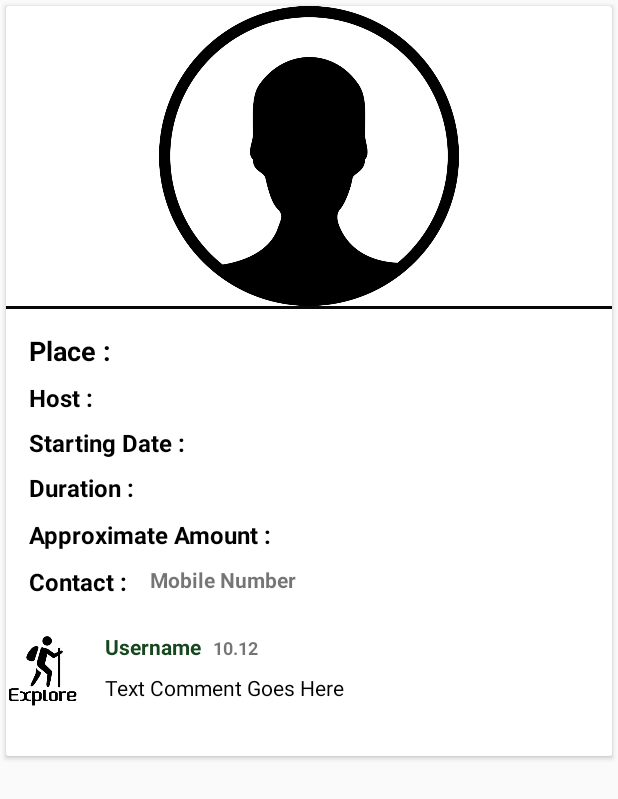
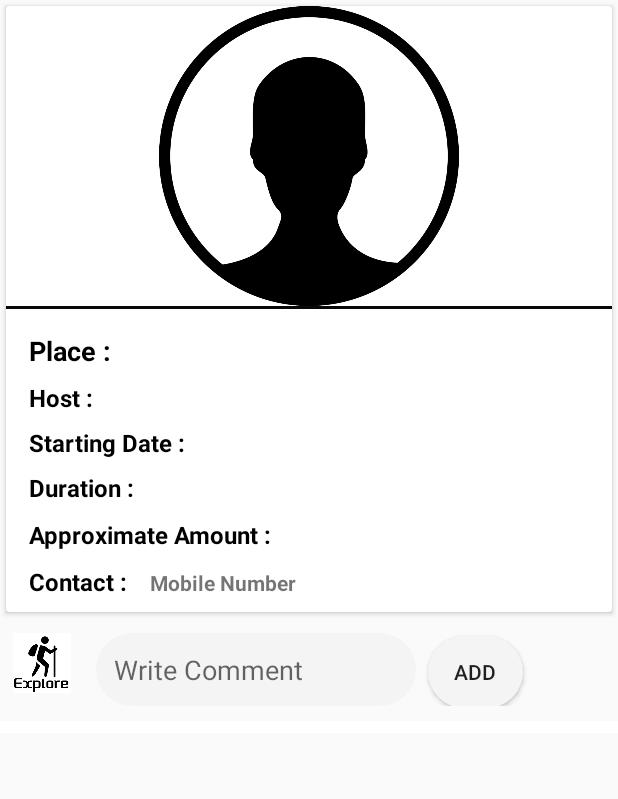
Before and after one commit to mehedihasanriyad-045/Explore, an Android app: the layout activity_event_details.xml on its own in the app's theme, with its tools: preview values and no code run, on a phone screen of 412 x 824 dp. Shown: the top 799 px of the screen. Run offline under Robolectric (Android 15) with nearby library versions, the phone set to English and light mode, and no system bars.

Commit message:
Comment in event is added

```diff
--- a/app/src/main/java/com/example/myapplication/AddPost.java
+++ b/app/src/main/java/com/example/myapplication/AddPost.java
@@ -356,10 +356,12 @@ public class AddPost extends AppCompatActivity implements View.OnClickListener {
                         Uri downloduri = uriTask.getResult();
                         firebaseUser = FirebaseAuth.getInstance().getCurrentUser();
                         String name = firebaseUser.getDisplayName();
+                        String email = firebaseUser.getEmail();
+                        String id = mDatabase.push().getKey();
                         EventImage eventImage = new EventImage(downloduri.toString(), amount, duration, addtourplaces, adate, FirebaseAuth.getInstance().getCurrentUser().getUid(), java.text.DateFormat.getDateTimeInstance().format(Calendar.getInstance().getTime()), name,
-                          "01745015414"
+                          email,id
                         );
-                        String id = mDatabase.push().getKey();
+
                         mDatabase.child(id).setValue(eventImage);
                     }
                 })
--- a/app/src/main/java/com/example/myapplication/EventImage.java
+++ b/app/src/main/java/com/example/myapplication/EventImage.java
@@ -7,7 +7,7 @@ public class EventImage {
     String imageName, imageurl, amount,duration,place,date, owner, postTime, key,name,desc;
 
 
-    public EventImage(String imageName, String amount, String duration, String place, String date, String owner, String postTime,String name,String desc) {
+    public EventImage(String imageName, String amount, String duration, String place, String date, String owner, String postTime,String name,String desc,String key) {
         this.imageName = imageName;
         this.amount = amount;
         this.duration = duration;
@@ -17,6 +17,7 @@ public class EventImage {
         this.postTime = postTime;
         this.name = name;
         this.desc = desc;
+        this.key = key;
     }
 
     public String getImageurl() {
@@ -38,11 +39,10 @@ public class EventImage {
     public EventImage() {
     }
 
-    @Exclude
     public String getKey() {
         return key;
     }
-    @Exclude
+
     public void setKey(String key) {
         this.key = key;
     }
--- a/app/src/main/res/layout/activity_event_details.xml
+++ b/app/src/main/res/layout/activity_event_details.xml
@@ -7,20 +7,16 @@
     android:fillViewport="false">
 
     <RelativeLayout
-        xmlns:android="http://schemas.android.com/apk/res/android"
+        android:layout_width="match_parent"
+        android:layout_height="wrap_content">
 
-        android:layout_width="match_parent"
-        android:layout_height="match_parent"
-        >
         <LinearLayout android:layout_width="match_parent"
             android:layout_height="wrap_content"
-            android:orientation="vertical"
-            xmlns:android="http://schemas.android.com/apk/res/android">
+            android:orientation="vertical">
 
             <androidx.cardview.widget.CardView
-                xmlns:android="http://schemas.android.com/apk/res/android"
                 android:layout_width="match_parent"
-                android:layout_height="500dp"
+                android:layout_height="wrap_content"
                 xmlns:card_view="http://schemas.android.com/tools"
                 android:layout_margin="4dp"
                 android:id="@+id/cardView"
@@ -33,7 +29,7 @@
 
                 <LinearLayout
                     android:layout_width="match_parent"
-                    android:layout_height="match_parent"
+                    android:layout_height="wrap_content"
                     android:orientation="vertical"
                     android:clickable="true">
 
@@ -180,32 +176,6 @@
                     </LinearLayout>
 
 
-                    <LinearLayout
-                        android:id="@+id/expand"
-                        android:layout_width="match_parent"
-                        android:layout_height="wrap_content"
-                        android:weightSum="5"
-                        android:visibility="gone">
-                        <EditText
-                            android:id="@+id/detFldComment"
-                            android:layout_weight="1"
-                            android:layout_width="match_parent"
-                            android:layout_height="wrap_content"
-                            android:hint="Post a comment"
-                            android:textSize="18sp"
-                            android:layout_margin="10sp"/>
-                        <Button
-                            android:id="@+id/detPostComment"
-                            android:layout_width="match_parent"
-                            android:layout_height="35sp"
-                            android:layout_gravity="center"
-                            android:text="Post"
-                            android:background="@color/colorPrimary"
-                            android:textColor="#3E3D3D"
-                            android:gravity="center"
-                            android:layout_weight="4"/>
-
-                    </LinearLayout>
 
                     <LinearLayout
                         android:layout_width="match_parent"
@@ -221,7 +191,7 @@
 
                             <TextView
                                 android:layout_width="wrap_content"
-                                android:layout_height="match_parent"
+                                android:layout_height="wrap_content"
                                 android:paddingLeft="15sp"
                                 android:paddingRight="15sp"
                                 android:paddingBottom="9sp"
@@ -233,85 +203,73 @@
                             <TextView
                                 android:id="@+id/detContactNum"
                                 android:layout_width="match_parent"
-                                android:layout_height="match_parent"
+                                android:layout_height="wrap_content"
                                 android:layout_weight="1"
                                 android:text="Mobile Number"
                                 android:textStyle="bold" />
                         </LinearLayout>
                     </LinearLayout>
 
+                </LinearLayout>
 
-                    <LinearLayout
-                        android:orientation="horizontal"
-                        android:layout_width="match_parent"
-                        android:layout_height="match_parent"
-                        android:background="#ffffff"
-                        android:paddingTop="1dp">
-
-                        <ImageView
-                            android:layout_width="50dp"
-                            android:layout_height="50dp"
-                            android:layout_marginTop="12dp"
-                            android:src="@drawable/icon"
-                            android:id="@+id/comment_image"/>
+            </androidx.cardview.widget.CardView>
 
             <LinearLayout
                 android:layout_width="match_parent"
                 android:layout_height="match_parent"
-                            android:orientation="vertical">
+                android:layout_marginBottom="10dp"
+                android:layout_marginTop="10dp">
 
-                            <LinearLayout
-                                android:layout_width="match_parent"
-                                android:layout_height="wrap_content"
-                                android:orientation="horizontal">
+                <ImageView
+                    android:id="@+id/event_detail_user_img"
+                    android:layout_width="40dp"
+                    android:layout_height="40dp"
+                    android:layout_marginStart="8dp"
+                    android:layout_marginLeft="8dp"
+                    android:src="@drawable/icon"/>
 
-                                <TextView
-                                    android:textColor="#16471F"
-                                    android:textStyle="bold"
-                                    android:id="@+id/comment_username"
+                <EditText
+
+                    android:hint="Write Comment"
+                    android:background="@drawable/edittext"
+                    android:id="@+id/event_detail_comment"
                     android:layout_width="wrap_content"
                     android:layout_height="wrap_content"
                     android:layout_marginStart="16dp"
                     android:layout_marginLeft="16dp"
-                                    android:layout_marginTop="12dp"
-                                    android:text="Username"/>
+                    android:ems="10"
+                    android:inputType="textMultiLine"/>
 
-                                <TextView
-                                    android:layout_width="wrap_content"
+                <Button
+                    android:id="@+id/event_detail_add_comment_btn"
+                    android:layout_width="63dp"
                     android:layout_height="wrap_content"
                     android:layout_marginStart="8dp"
-                                    android:layout_marginTop="12dp"
-                                    android:layout_marginEnd="16dp"
-                                    android:textSize="12sp"
-                                    android:text="10.12"
-                                    android:textStyle="bold"
-                                    android:id="@+id/date"/>
-
-                            </LinearLayout>
-
-                            <TextView
-                                android:id="@+id/comment_content"
-                                android:layout_width="wrap_content"
-                                android:layout_height="wrap_content"
-                                android:layout_marginStart="16dp"
-                                android:layout_marginTop="8dp"
+                    android:layout_marginLeft="8dp"
                     android:layout_marginEnd="8dp"
-                                android:text="Text Comment Goes Here"
-                                android:textColor="#000000"/>
-
-                        </LinearLayout>
+                    android:layout_marginRight="8dp"
+                    android:background="@drawable/edittext"
+                    android:text="Add" />
 
 
             </LinearLayout>
 
-                </LinearLayout>
-            </androidx.cardview.widget.CardView>
+            <ProgressBar
+                android:layout_width="wrap_content"
+                android:layout_height="wrap_content"
+                android:visibility="gone"
+                android:id="@+id/progressbardet"/>
 
             <androidx.recyclerview.widget.RecyclerView
-                android:id="@+id/rCommentView"
                 android:layout_width="match_parent"
                 android:layout_height="match_parent"
-                android:padding="5dp">
+                android:padding="4dp"
+                android:scrollbars="vertical"
+                android:background="#FFFFFF"
+                android:layout_marginBottom="100dp"
+                android:id="@+id/event_rec_comment"
+                android:layout_marginTop="0dp"
+                android:paddingBottom="2dp">
 
             </androidx.recyclerview.widget.RecyclerView>
 
```
Also changed, not shown: app/src/main/java/com/example/myapplication/EventDetails.java (+88 -6 lines), app/src/main/java/com/example/myapplication/Event_Comment_Adapter.java (added, +59 -0 lines), app/src/main/java/com/example/myapplication/NewsFeed.java (+9 -10 lines), app/src/main/java/com/example/myapplication/eventcomment.java (added, +42 -0 lines), app/src/main/res/layout/event_comment_sample.xml (renamed from app/src/main/res/layout/row_comment.xml, +5 -11 lines). Lines whose indentation alone changed are shown as unchanged.
